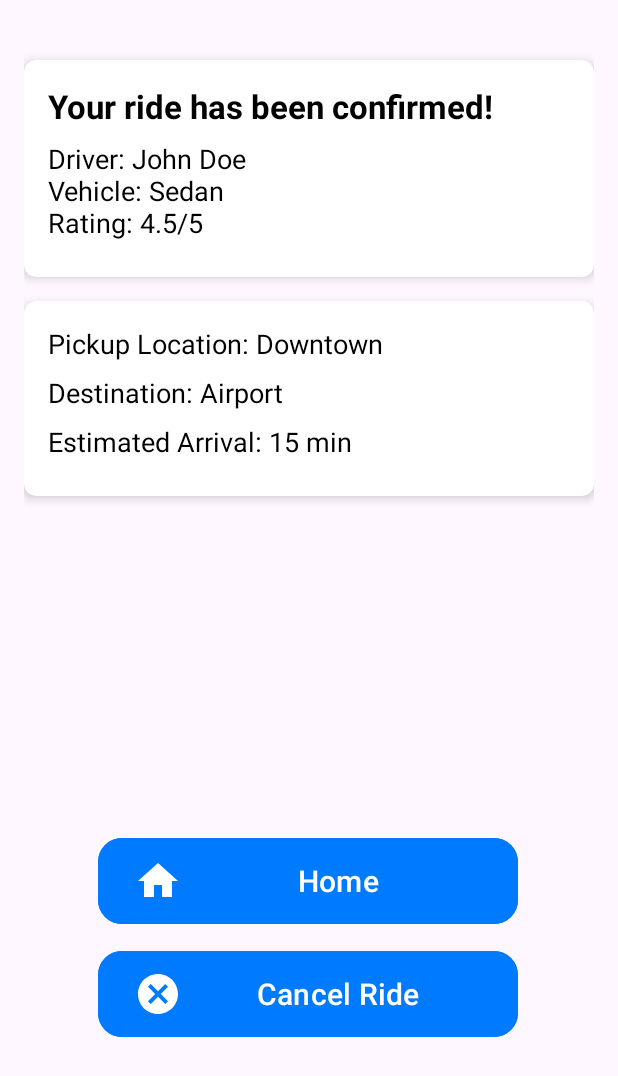
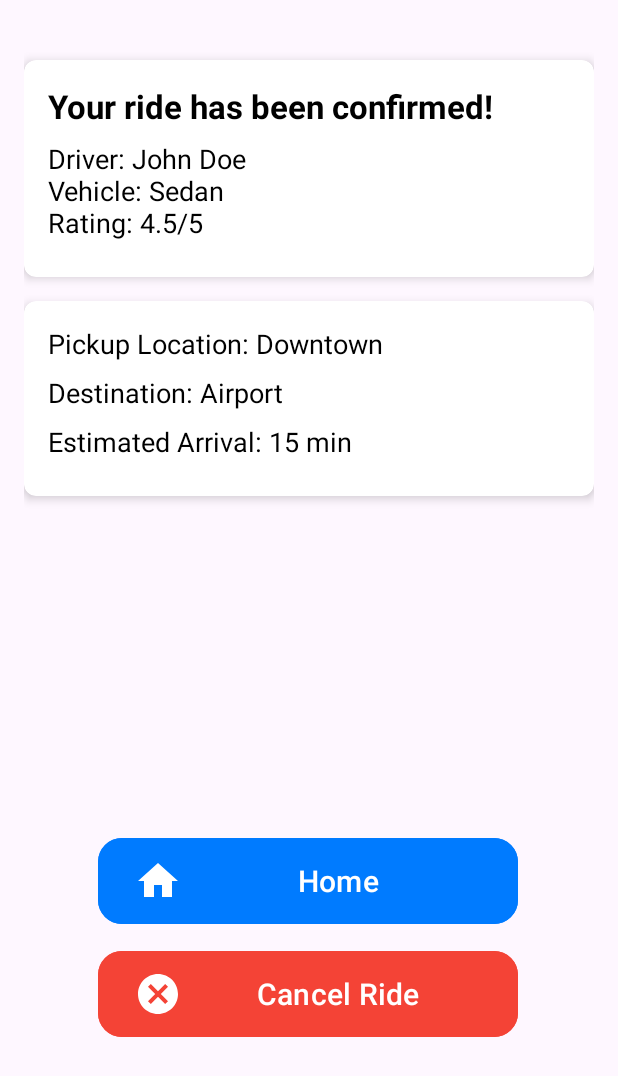
Before and after one commit to Rheiley/kelowna-connect, an Android app: the RideBookingConfirmation screen opened directly, with no data from a screen before it, on a phone screen of 412 x 824 dp. Shown: the top 1076 px of the screen. Run offline under Robolectric (Android 15) with nearby library versions, the phone set to English and light mode, and no system bars; 1 statement that could not run was skipped.

Commit message:
Update UI

```diff
--- a/app/src/main/res/layout/activity_ride_booking_confirmation.xml
+++ b/app/src/main/res/layout/activity_ride_booking_confirmation.xml
@@ -114,7 +114,7 @@
         android:layout_width="280dp"
         android:layout_height="65dp"
         android:layout_marginBottom="100dp"
-        android:backgroundTint="#007BFF"
+        android:backgroundTint="#F44336"
         android:text="Cancel Ride"
         android:textSize="20sp"
         app:cornerRadius="16dp"
```
